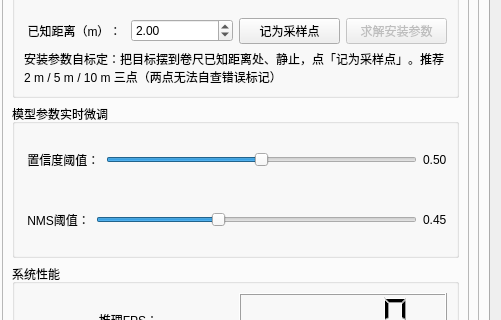
This is ui/EdgeSightMain.ui in embed-lsy/EdgeSight as Qt 5 draws it before an edit; both pictures show x 523 to 1024 and y 235 to 555 of the 1024 by 695 pixel window. The edited form follows.
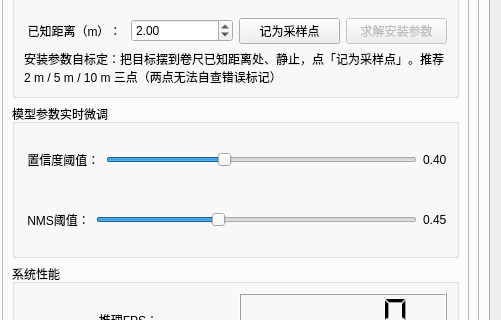
This is the edited form. The open tabs and pages were chosen to show the change. Custom widgets are drawn as their Qt base class.

What changed in the file:
```diff
--- a/ui/EdgeSightMain.ui
+++ b/ui/EdgeSightMain.ui
@@ -505,7 +505,7 @@
                        <number>1</number>
                       </property>
                       <property name="value">
-                       <number>50</number>
+                       <number>40</number>
                       </property>
                       <property name="orientation">
                        <enum>Qt::Orientation::Horizontal</enum>
@@ -515,7 +515,7 @@
                     <item>
                      <widget class="QLabel" name="label_confidence_thres">
                       <property name="text">
-                       <string>0.50</string>
+                       <string>0.40</string>
                       </property>
                      </widget>
                     </item>
```
Left out of the diff: 2 changed lines with no effect on the pictures.
